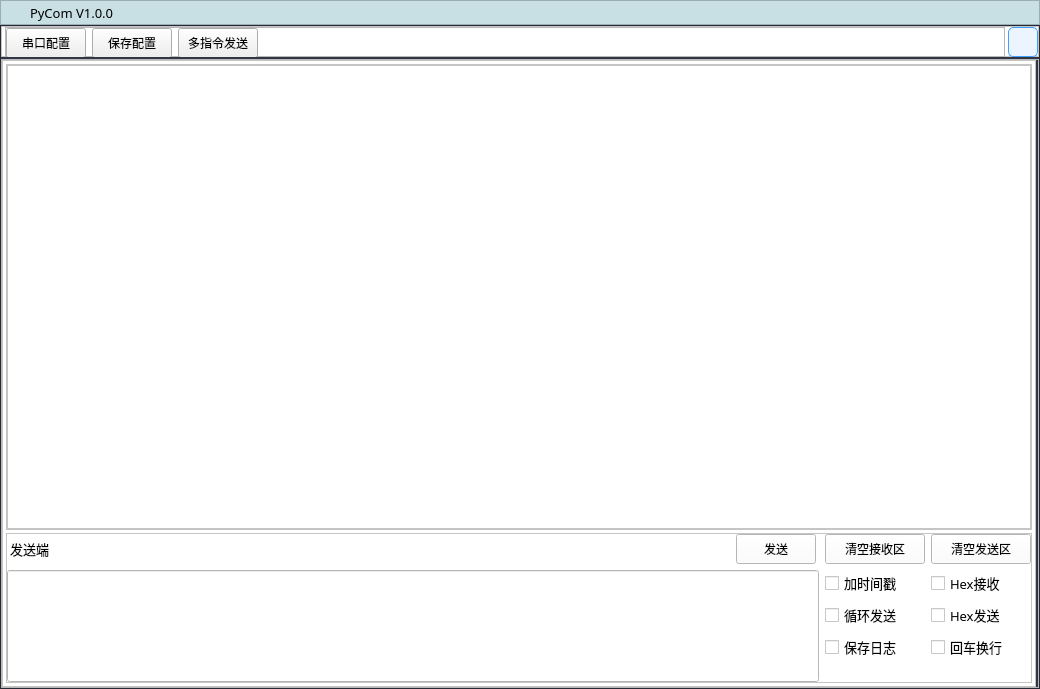
First picture: the form in ui/index.ui, repository jiang-xin9/PyCom, before the edit.
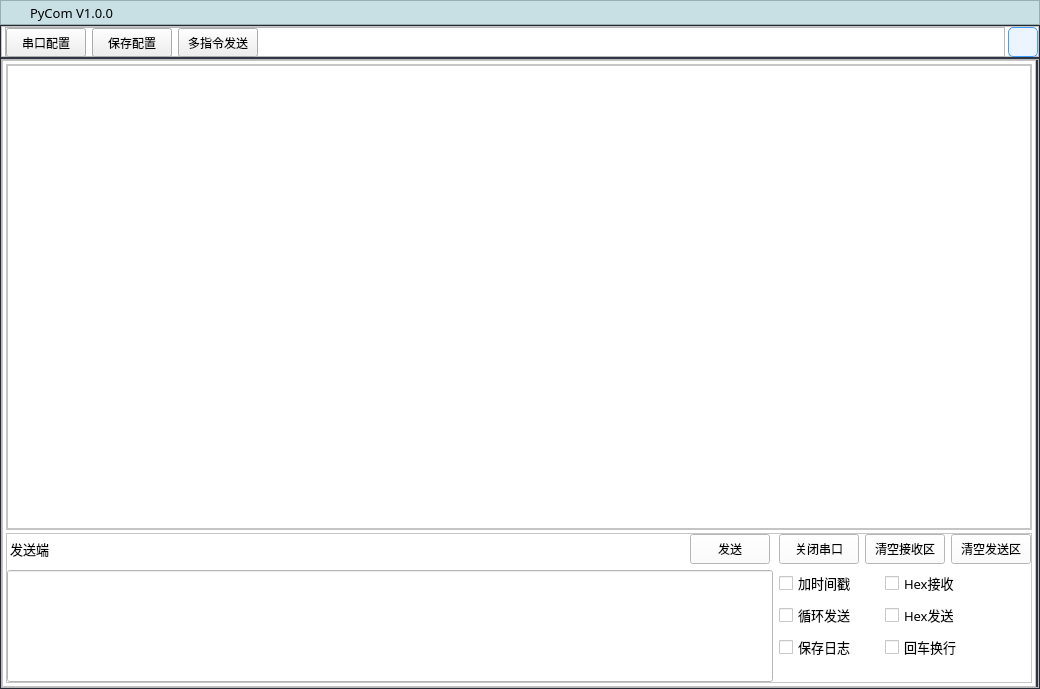
Second picture: the form after the edit. Icons and pictures are not drawn. Custom widgets are drawn as their Qt base class.

Commit message: 修改顶部配置栏高度，高速-1

```diff
--- a/ui/index.ui
+++ b/ui/index.ui
@@ -343,7 +343,7 @@
               <property name="minimumSize">
                <size>
                 <width>0</width>
-                <height>30</height>
+                <height>29</height>
                </size>
               </property>
               <property name="cursor">
@@ -359,7 +359,7 @@
               <property name="minimumSize">
                <size>
                 <width>0</width>
-                <height>30</height>
+                <height>29</height>
                </size>
               </property>
               <property name="cursor">
@@ -375,7 +375,7 @@
               <property name="minimumSize">
                <size>
                 <width>0</width>
-                <height>30</height>
+                <height>29</height>
                </size>
               </property>
               <property name="cursor">
@@ -653,6 +653,19 @@
                   <layout class="QVBoxLayout" name="verticalLayout_5">
                    <item>
                     <layout class="QHBoxLayout" name="horizontalLayout_5">
+                     <item>
+                      <widget class="QPushButton" name="close_com">
+                       <property name="minimumSize">
+                        <size>
+                         <width>0</width>
+                         <height>30</height>
+                        </size>
+                       </property>
+                       <property name="text">
+                        <string>关闭串口</string>
+                       </property>
+                      </widget>
+                     </item>
                      <item>
                       <widget class="NewQPushButton" name="clear_send_text">
                        <property name="minimumSize">
```
